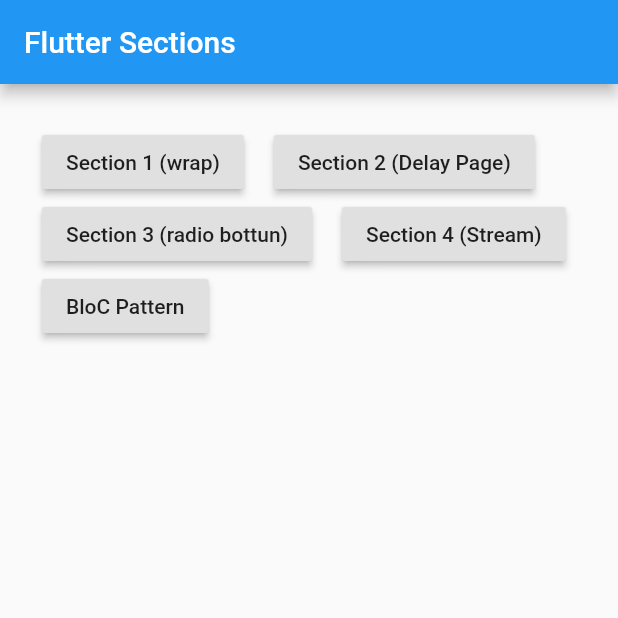
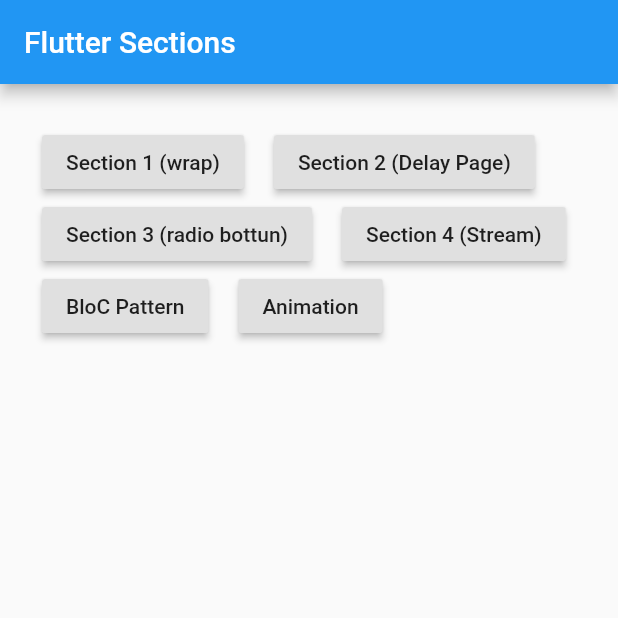
Before and after one commit to b3hzadsh/flutter-learning-section, a Flutter app: the screen it shows after launch, on a phone screen of 412 x 824 dp, the top half of it. Run offline on Flutter 3.47's test engine with Material 2 defaults, Android fonts, the phone set to English and light mode, and no system bars; our stand-ins replace rxdart.

Commit message:
add in complete animation just a page for now !

```diff
--- a/lib/main.dart
+++ b/lib/main.dart
@@ -1,4 +1,5 @@
 import 'package:flutter/material.dart';
+import 'package:section_all/pages/animation.dart';
 import 'package:section_all/pages/bloc_pattern.dart';
 import 'package:section_all/pages/first_section.dart';
 import 'package:section_all/pages/radio_btn.dart';
@@ -49,20 +50,7 @@ class _MyHomePageState extends State<MyHomePage> {
       appBar: AppBar(
         title: Text(widget.title),
       ),
-      body: WillPopScope(
-        child: SingleChildScrollView(
-          child: Container(
-            margin: EdgeInsets.all(10.0), // padding: const EdgeInsets.all(8.0),
-            child: Column(
-              mainAxisAlignment: MainAxisAlignment.spaceBetween,
-              crossAxisAlignment: CrossAxisAlignment.stretch,
-              children: <Widget>[
-                Padding(
-                  padding: const EdgeInsets.all(18.0),
-                  child: Wrap(
-                    spacing: 20.0,
-                    runSpacing: 0.0,
-                    children: <Widget>[
+      body: bodyH([
         RaisedButton(
           child: Text("Section 1 (wrap)"),
           onPressed: () {
@@ -87,16 +75,9 @@ class _MyHomePageState extends State<MyHomePage> {
             toOtherSection(context, StreamPage());
           },
         ),
-                      RsBtn(context, "BloC Pattern", BloCPattern())
-                    ],
-                  ),
-                )
-              ],
-            ),
-          ),
-        ),
-        onWillPop: () {},
-      ),
+        RsBtn(context, "BloC Pattern", BloCPattern()),
+        RsBtn(context, "Animation", AnimationPage()),
+      ]),
     );
   }
 
@@ -113,3 +94,28 @@ Widget RsBtn(context, String btnTxt, Widget nextPage) {
     },
   );
 }
+
+Widget bodyH(List<Widget> x) {
+  return WillPopScope(
+    child: SingleChildScrollView(
+      child: Container(
+        margin: EdgeInsets.all(10.0), // padding: const EdgeInsets.all(8.0),
+        child: Column(
+          mainAxisAlignment: MainAxisAlignment.spaceBetween,
+          crossAxisAlignment: CrossAxisAlignment.stretch,
+          children: [
+            Padding(
+              padding: const EdgeInsets.all(18.0),
+              child: Wrap(
+                spacing: 20.0,
+                runSpacing: 0.0,
+                children: x,
+              ),
+            )
+          ],
+        ),
+      ),
+    ),
+    onWillPop: () {},
+  );
+}
--- a/pubspec.yaml
+++ b/pubspec.yaml
@@ -42,8 +42,8 @@ flutter:
   uses-material-design: true
 
   # To add assets to your application, add an assets section, like this:
-  # assets:
-  #  - images/a_dot_burr.jpeg
+  assets:
+   - assets/images/mypic.jpg
   #  - images/a_dot_ham.jpeg
 
   # An image asset can refer to one or more resolution-specific "variants", see
```
Also changed, not shown: lib/pages/animation.dart (added, +64 -0 lines), assets/images/mypic.jpg (added). Lines whose indentation alone changed are shown as unchanged.
